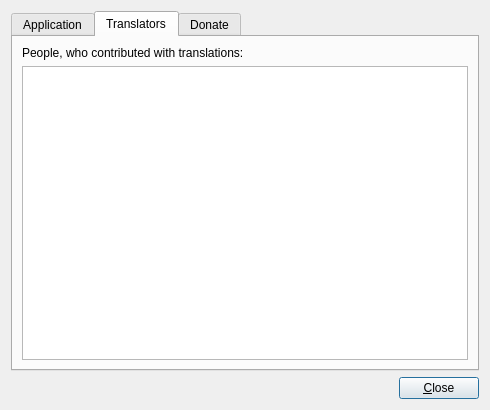
This is src/aboutwindow.ui in eugene-melnik/alexandra as Qt 5 draws it before an edit. The edited form follows.
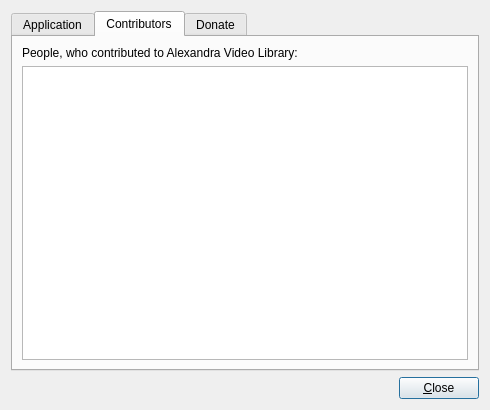
This is the edited form. The open tabs and pages were chosen to show the change. Icons and pictures are not drawn.

Commit message: Small changes of about window

The edit to the form file:
```diff
--- a/src/aboutwindow.ui
+++ b/src/aboutwindow.ui
@@ -328,13 +328,13 @@
      </widget>
      <widget class="QWidget" name="tabTranslators">
       <attribute name="title">
-       <string>Translators</string>
+       <string>Contributors</string>
       </attribute>
       <layout class="QVBoxLayout" name="verticalLayout_5">
        <item>
         <widget class="QLabel" name="labelTranslators">
          <property name="text">
-          <string>People, who contributed with translations:</string>
+          <string>People, who contributed to Alexandra Video Library:</string>
          </property>
         </widget>
        </item>
```
Left out of the diff: 44 changed lines with no effect on the pictures. The commit also changes 1 other file.
